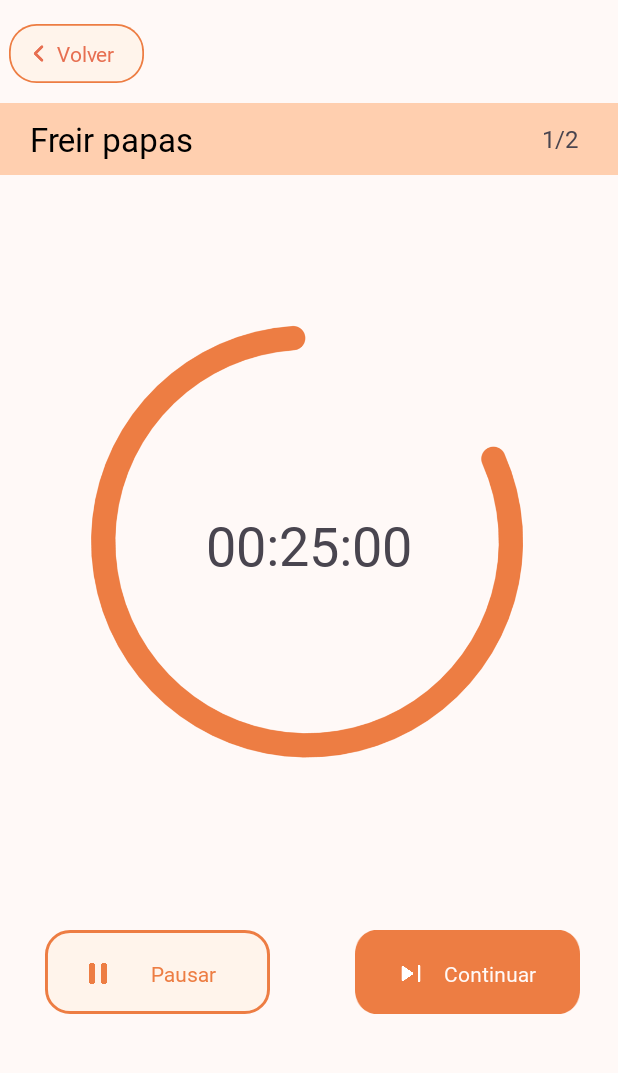
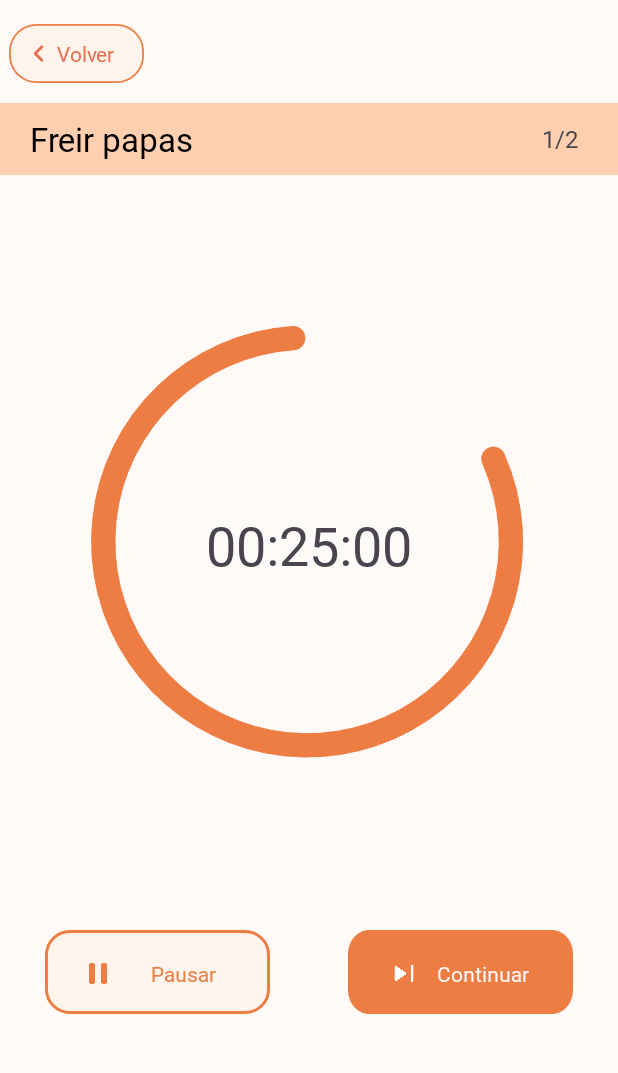
Before and after one commit to lhCabra/Maquetacion-UX-Cocinapp, an Android app: the StartRecipeActivity screen opened directly, with no data from a screen before it, on a phone screen of 412 x 824 dp, the part 96-1169 px from its top. Run offline under Robolectric (Android 15) with nearby library versions, the phone set to English and light mode, and no system bars; our stand-ins replace navigation-ui.

Commit message:
Update activity_start_recipe.xml

```diff
--- a/Cocinapp/app/src/main/res/layout/activity_start_recipe.xml
+++ b/Cocinapp/app/src/main/res/layout/activity_start_recipe.xml
@@ -161,7 +161,7 @@
             android:layout_height="56dp"
             android:layout_alignParentStart="true"
             android:layout_alignParentTop="true"
-            android:layout_marginEnd="25dp"
+            android:layout_marginEnd="30dp"
             android:layout_marginBottom="84dp"
             android:background="@drawable/extended_fa"
             android:clipToOutline="true"
```
